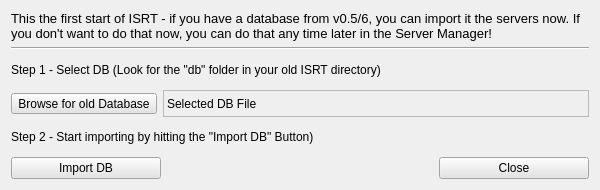
First picture: the form in Source_Code/source_files/isrt_db_importer.ui, repository sargolin/ISRT-Insurgency-Sandstorm-RCON-TOOL-and-Mapchanger, before the edit.
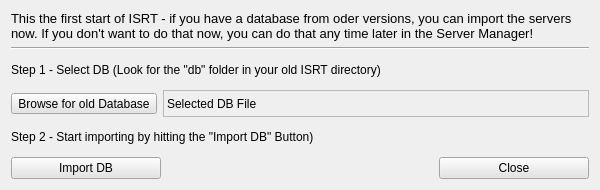
Second picture: the form after the edit. Icons and pictures are not drawn.

```diff
--- a/Source_Code/source_files/isrt_db_importer.ui
+++ b/Source_Code/source_files/isrt_db_importer.ui
@@ -40,7 +40,7 @@
         </font>
        </property>
        <property name="text">
-        <string>This the first start of ISRT - if you have a database from v0.5/6, you can import it the servers now. If you don't want to do that now, you can do that any time later in the Server Manager!</string>
+        <string>This the first start of ISRT - if you have a database from oder versions, you can import the servers now. If you don't want to do that now, you can do that any time later in the Server Manager!</string>
        </property>
        <property name="wordWrap">
         <bool>true</bool>
```
